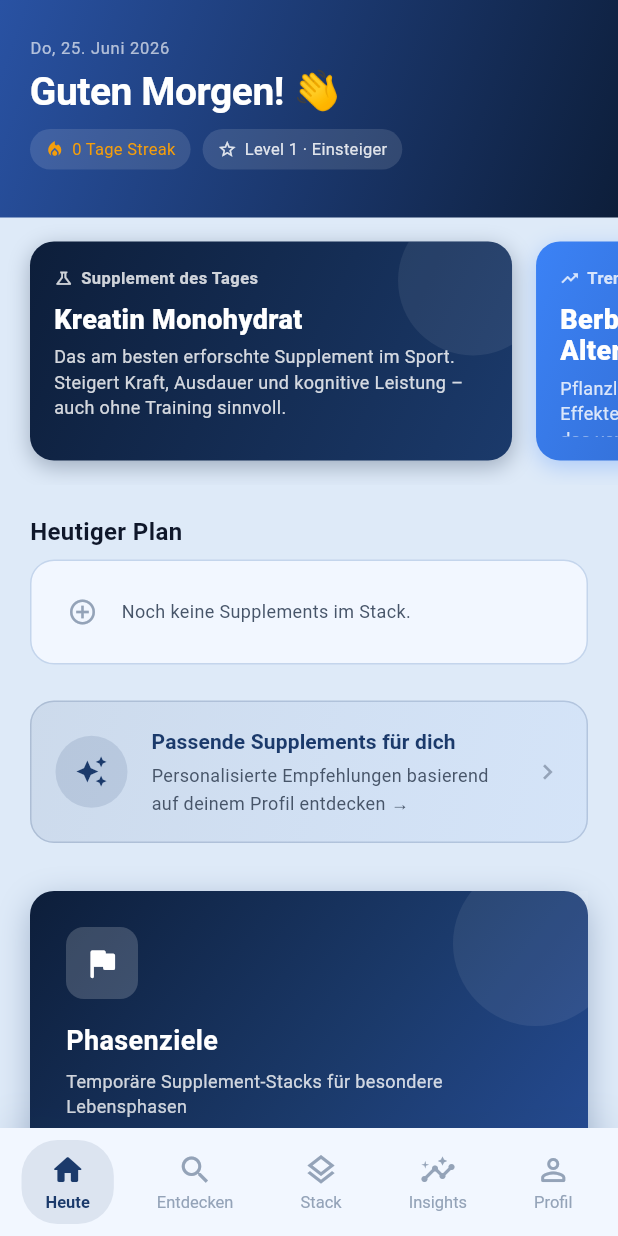
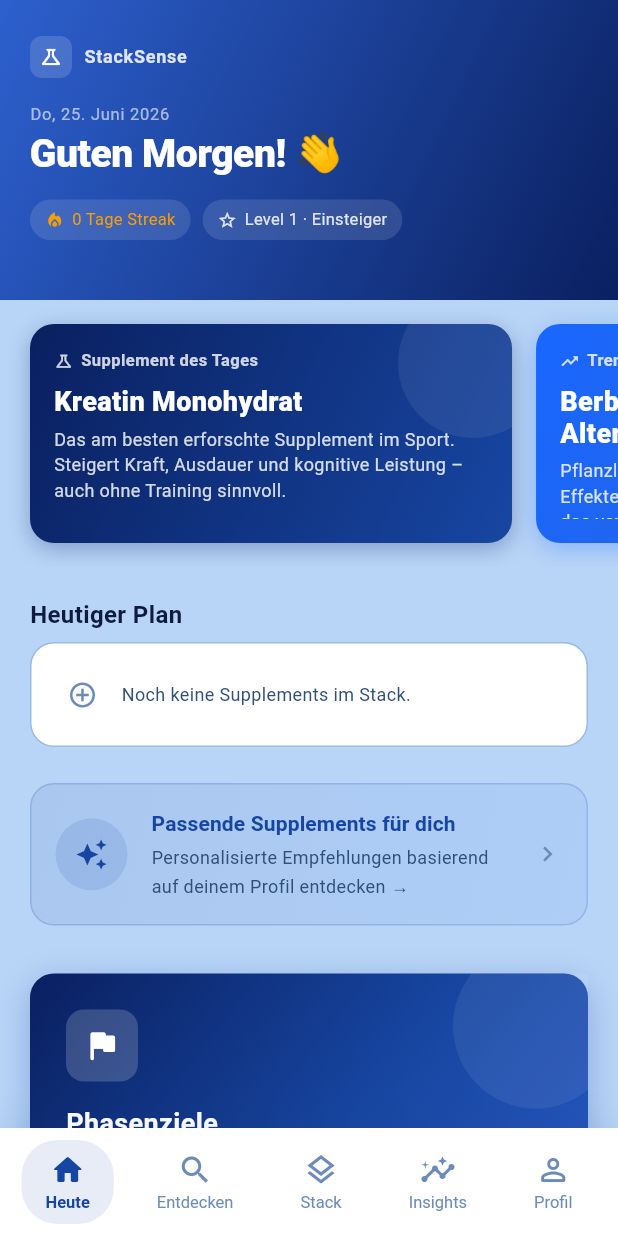
Before and after one commit to JonasArnold77/Stack-Sense, a Flutter app: the HeuteScreen screen opened by its route, on a phone screen of 412 x 824 dp. Run offline on Flutter 3.47's test engine with Material 3 defaults, Android fonts, the phone set to English and light mode, and no system bars; our stand-ins replace audioplayers, flutter_dotenv, flutter_riverpod, go_router, shared_preferences; missing offline and left inert: amplify_auth_cognito, amplify_flutter; accounts and stored records are empty.

Commit message:
Design changed
Co-Authored-By: pp <12705523+pp@users.noreply.github.com>

```diff
--- a/lib/core/theme/app_colors.dart
+++ b/lib/core/theme/app_colors.dart
@@ -3,58 +3,91 @@ import 'package:flutter/material.dart';
 class AppColors {
   AppColors._();
 
-  static const Color primary = Color(0xFF1B3A6B);
-  static const Color primaryLight = Color(0xFF2952A3);
-  static const Color primaryDark = Color(0xFF0D1E3A);
-  static const Color accent = Color(0xFF3B82F6);
-  static const Color accentLight = Color(0xFFEFF6FF);
+  // ── Primärfarben ── vivides Marineblau mit mehr Sättigung
+  static const Color primary      = Color(0xFF1746A2); // sattes Mittelblau
+  static const Color primaryLight = Color(0xFF2D60CE); // heller, leuchtendes Blau
+  static const Color primaryDark  = Color(0xFF0A2060); // tiefes Mitternachtsblau
 
-  static const Color evidenceGreen = Color(0xFF059669);
+  // ── Akzentfarben ── elektrisches Blau für CTAs
+  static const Color accent      = Color(0xFF1967FF); // leuchtend elektrisch blau
+  static const Color accentLight = Color(0xFFE4EFFF); // sehr helles Blau für Highlights
+
+  // ── Hintergrund ── klares, eindeutig blaues Background
+  static const Color background     = Color(0xFFB8D4F6); // vivid clear sky blue
+  static const Color surface        = Color(0xFFFFFFFF); // rein weiß – Karten poppen ab
+  static const Color surfaceVariant = Color(0xFFEAF2FF); // leichtes Blau für sekundäre Flächen
+
+  // ── Rahmen & Trennlinien
+  static const Color border  = Color(0xFF99BCE0); // blaue Konturlinien
+  static const Color divider = Color(0xFFB0CDE8); // blaue Trennlinien
+
+  // ── Textfarben ── blaugetönte Grautöne für mehr Harmonie
+  static const Color textPrimary   = Color(0xFF0D1B3E); // tiefdunkles Blau-Schwarz
+  static const Color textSecondary = Color(0xFF2F4F79); // gedämpftes Mittelblau
+  static const Color textTertiary  = Color(0xFF6B8CB8); // helles Blau-Grau
+  static const Color textInverse   = Color(0xFFFFFFFF); // weiß auf dunklen Flächen
+
+  // ── Evidenzampel (semantisch – keine Änderung)
+  static const Color evidenceGreen      = Color(0xFF059669);
   static const Color evidenceGreenLight = Color(0xFFECFDF5);
   static const Color evidenceGreenBadge = Color(0xFF10B981);
-  static const Color evidenceYellow = Color(0xFFD97706);
+  static const Color evidenceYellow      = Color(0xFFD97706);
   static const Color evidenceYellowLight = Color(0xFFFFFBEB);
   static const Color evidenceYellowBadge = Color(0xFFF59E0B);
-  static const Color evidenceRed = Color(0xFFDC2626);
-  static const Color evidenceRedLight = Color(0xFFFEF2F2);
-  static const Color evidenceRedBadge = Color(0xFFEF4444);
+  static const Color evidenceRed         = Color(0xFFDC2626);
+  static const Color evidenceRedLight    = Color(0xFFFEF2F2);
+  static const Color evidenceRedBadge    = Color(0xFFEF4444);
 
-  static const Color background = Color(0xFFDEEAF8);
-  static const Color surface = Color(0xFFF2F7FF);
-  static const Color surfaceVariant = Color(0xFFE4EEFA);
-  static const Color border = Color(0xFFC4D5EC);
-  static const Color divider = Color(0xFFD3E3F4);
-
-  static const Color textPrimary = Color(0xFF0F172A);
-  static const Color textSecondary = Color(0xFF475569);
-  static const Color textTertiary = Color(0xFF94A3B8);
-  static const Color textInverse = Color(0xFFFFFFFF);
-
+  // ── Semantische Farben
   static const Color success = Color(0xFF059669);
   static const Color warning = Color(0xFFD97706);
-  static const Color error = Color(0xFFDC2626);
-  static const Color info = Color(0xFF2563EB);
+  static const Color error   = Color(0xFFDC2626);
+  static const Color info    = Color(0xFF1967FF);
 
-  static const Color xpGold = Color(0xFFF59E0B);
+  // ── Gamification
+  static const Color xpGold   = Color(0xFFF59E0B);
   static const Color xpSilver = Color(0xFF94A3B8);
   static const Color xpBronze = Color(0xFF92400E);
 
+  // ── Primär-Gradient ── vivides Tiefen-Blau für Header
   static const LinearGradient primaryGradient = LinearGradient(
     begin: Alignment.topLeft,
     end: Alignment.bottomRight,
-    colors: [primaryLight, primaryDark],
+    colors: [primaryLight, primaryDark], // #2D60CE → #0A2060
   );
 
+  // ── Akzent-Gradient (für spezielle Cards / Highlights)
+  static const LinearGradient accentGradient = LinearGradient(
+    begin: Alignment.topLeft,
+    end: Alignment.bottomRight,
+    colors: [accent, primaryDark], // #1967FF → #0A2060
+  );
+
+  // ── Schatten ── blaugetönter Schatten für mehr Tiefe
   static List<BoxShadow> get cardShadow => [
         BoxShadow(
-          color: const Color(0xFF1B3A6B).withOpacity(0.06),
-          blurRadius: 12,
+          color: const Color(0xFF1746A2).withOpacity(0.10),
+          blurRadius: 16,
           offset: const Offset(0, 4),
         ),
         BoxShadow(
-          color: const Color(0xFF1B3A6B).withOpacity(0.03),
+          color: const Color(0xFF1746A2).withOpacity(0.04),
           blurRadius: 4,
           offset: const Offset(0, 1),
         ),
       ];
+
+  // ── Stärkerer Schatten für floating elements
+  static List<BoxShadow> get elevatedShadow => [
+        BoxShadow(
+          color: const Color(0xFF1746A2).withOpacity(0.18),
+          blurRadius: 24,
+          offset: const Offset(0, 8),
+        ),
+        BoxShadow(
+          color: const Color(0xFF1746A2).withOpacity(0.06),
+          blurRadius: 6,
+          offset: const Offset(0, 2),
+        ),
+      ];
 }
--- a/lib/core/theme/app_theme.dart
+++ b/lib/core/theme/app_theme.dart
@@ -33,7 +33,8 @@ class AppTheme {
         iconTheme: IconThemeData(color: AppColors.textPrimary),
         systemOverlayStyle: SystemUiOverlayStyle(
           statusBarColor: Colors.transparent,
-          statusBarIconBrightness: Brightness.dark,
+          statusBarIconBrightness: Brightness.light, // weiße Icons auf dunklem Header
+          statusBarBrightness: Brightness.dark,
         ),
       ),
       cardTheme: CardThemeData(
--- a/lib/features/heute/presentation/screens/heute_screen.dart
+++ b/lib/features/heute/presentation/screens/heute_screen.dart
@@ -66,33 +66,66 @@ class HeuteScreen extends ConsumerWidget {
           SliverToBoxAdapter(
             child: Container(
               decoration: const BoxDecoration(
-                gradient: AppColors.primaryGradient,
+                gradient: LinearGradient(
+                  begin: Alignment.topLeft,
+                  end: Alignment.bottomRight,
+                  colors: [
+                    Color(0xFF2D60CE), // primaryLight
+                    Color(0xFF0A2060), // primaryDark
+                  ],
+                ),
               ),
               padding: EdgeInsets.only(
                 top: MediaQuery.of(context).padding.top + AppConstants.spaceL,
                 left: AppConstants.screenPaddingH,
                 right: AppConstants.screenPaddingH,
-                bottom: AppConstants.spaceXL,
+                bottom: AppConstants.spaceXL + 8,
               ),
               child: Column(
                 crossAxisAlignment: CrossAxisAlignment.start,
                 children: [
+                  // StackSense Logo-Zeile
+                  Row(
+                    children: [
+                      Container(
+                        width: 28,
+                        height: 28,
+                        decoration: BoxDecoration(
+                          color: Colors.white.withOpacity(0.15),
+                          borderRadius: BorderRadius.circular(8),
+                        ),
+                        child: const Icon(Icons.science_outlined,
+                            size: 16, color: Colors.white),
+                      ),
+                      const SizedBox(width: 8),
+                      Text(
+                        'StackSense',
+                        style: AppTextStyles.labelMedium.copyWith(
+                          color: Colors.white.withOpacity(0.85),
+                          fontWeight: FontWeight.w700,
+                          letterSpacing: 0.5,
+                        ),
+                      ),
+                    ],
+                  ),
+                  const SizedBox(height: AppConstants.spaceM),
                   Text(
                     dateStr,
                     style: AppTextStyles.caption.copyWith(
-                      color: Colors.white.withOpacity(0.65),
+                      color: Colors.white.withOpacity(0.60),
                       letterSpacing: 0.5,
                     ),
                   ),
-                  const SizedBox(height: 4),
+                  const SizedBox(height: 3),
                   Text(
                     greetingText,
                     style: AppTextStyles.displayMedium.copyWith(
                       color: Colors.white,
-                      fontWeight: FontWeight.w700,
+                      fontWeight: FontWeight.w800,
+                      height: 1.1,
                     ),
                   ),
-                  const SizedBox(height: AppConstants.spaceS),
+                  const SizedBox(height: AppConstants.spaceM),
                   // Schnell-Stats Zeile
                   Row(
                     children: [
--- a/lib/features/recommendations/presentation/widgets/evidence_card.dart
+++ b/lib/features/recommendations/presentation/widgets/evidence_card.dart
@@ -352,10 +352,19 @@ class _EvidenceCardState extends State<EvidenceCard>
       child: Container(
         margin: const EdgeInsets.only(bottom: AppConstants.spaceM),
         decoration: BoxDecoration(
-          color: colors.background,
+          gradient: LinearGradient(
+            begin: Alignment.centerLeft,
+            end: Alignment.centerRight,
+            stops: const [0.0, 0.96, 1.0],
+            colors: [
+              Colors.white,
+              Colors.white,
+              colors.border.withOpacity(0.20),
+            ],
+          ),
           borderRadius: BorderRadius.circular(AppConstants.radiusL),
           border: Border.all(
-            color: rankStyle?.borderColor ?? colors.border,
+            color: rankStyle?.borderColor ?? colors.border.withOpacity(0.45),
             width: rankStyle != null ? 2 : 1.5,
           ),
           boxShadow: cardBoxShadow,
@@ -458,7 +467,7 @@ class _EvidenceCardState extends State<EvidenceCard>
                 width: double.infinity,
                 padding: const EdgeInsets.all(AppConstants.spaceM),
                 decoration: BoxDecoration(
-                  color: colors.reasonBg,
+                  color: colors.border.withOpacity(0.07),
                   borderRadius: BorderRadius.circular(AppConstants.radiusM),
                 ),
                 child: Text(
@@ -1410,16 +1419,16 @@ class _EvidenceColors {
 _EvidenceColors _evidenceColors(EvidenceLevel level) {
   return switch (level) {
     EvidenceLevel.green => const _EvidenceColors(
-          background: AppColors.evidenceGreenLight,
-          border: AppColors.evidenceGreen,
+          background: AppColors.evidenceGreenLight, // unused – gradient stattdessen
+          border: AppColors.evidenceGreenBadge,
           badge: AppColors.evidenceGreenBadge,
           textColor: AppColors.evidenceGreen,
           accentStripe: AppColors.evidenceGreenBadge,
-          reasonBg: AppColors.evidenceGreenLight,
+          reasonBg: AppColors.evidenceGreenLight,   // unused – border.withOpacity stattdessen
         ),
     EvidenceLevel.yellow => const _EvidenceColors(
           background: AppColors.evidenceYellowLight,
-          border: AppColors.evidenceYellow,
+          border: AppColors.evidenceYellowBadge,
           badge: AppColors.evidenceYellowBadge,
           textColor: AppColors.evidenceYellow,
           accentStripe: AppColors.evidenceYellowBadge,
@@ -1427,7 +1436,7 @@ _EvidenceColors _evidenceColors(EvidenceLevel level) {
         ),
     EvidenceLevel.red => const _EvidenceColors(
           background: AppColors.evidenceRedLight,
-          border: AppColors.evidenceRed,
+          border: AppColors.evidenceRedBadge,
           badge: AppColors.evidenceRedBadge,
           textColor: AppColors.evidenceRed,
           accentStripe: AppColors.evidenceRedBadge,
```
